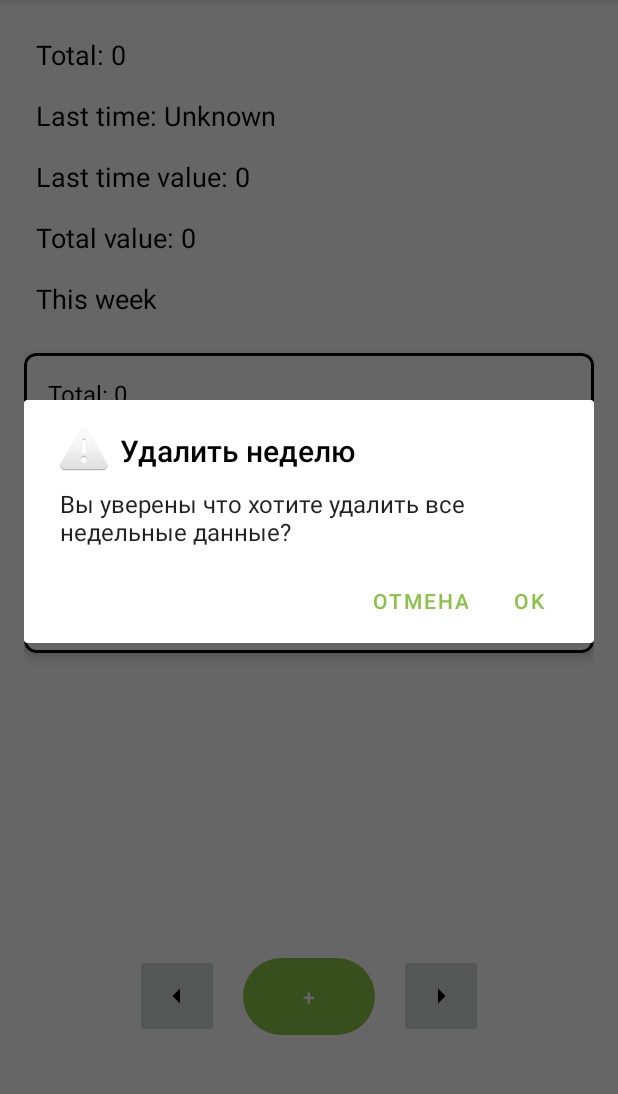
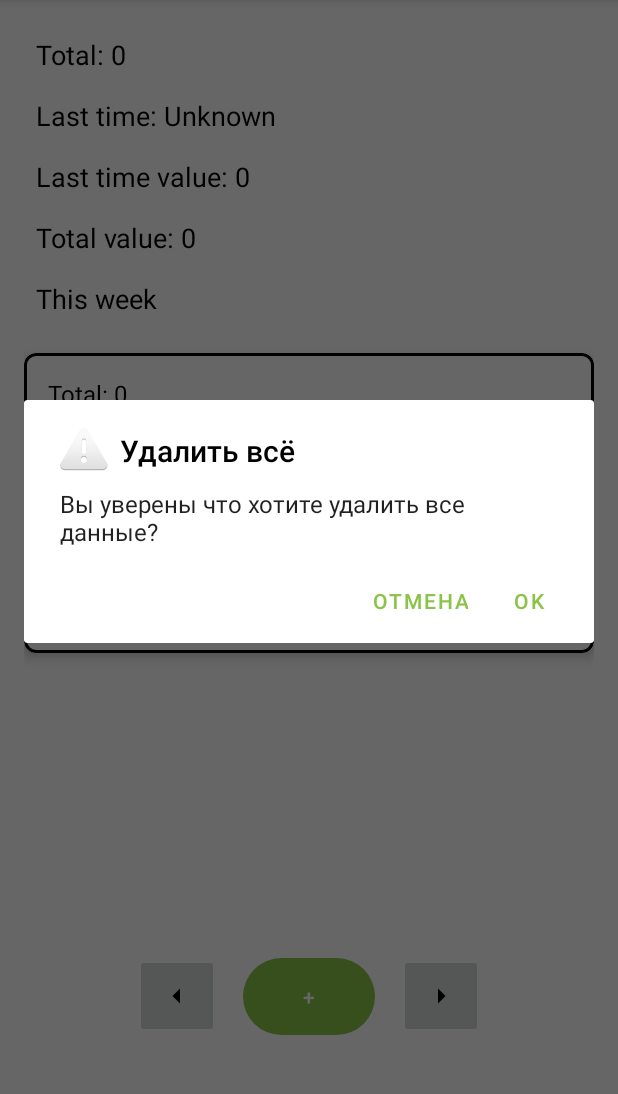
Before and after one commit to nikFinogenov/AlcoApp, an Android app: the screen it shows after launch (MainActivity), in the options menu, after a tap on "Delete", on a phone screen of 412 x 824 dp, the part 96-1190 px from its top. Run offline under Robolectric (Android 15) with nearby library versions, the phone set to English and light mode, and no system bars; 1 statement that could not run was skipped.

Commit message:
release 1.0.06

```diff
--- a/app/src/main/java/com/example/iamnotalcoholic/AddPage.java
+++ b/app/src/main/java/com/example/iamnotalcoholic/AddPage.java
@@ -56,7 +56,7 @@ public class AddPage extends AppCompatActivity {
                     // Обновляем выбранную дату в TextView
                     date = String.format("%04d-%02d-%02d",
                             selectedYear,
-                            selectedMonth,
+                            selectedMonth + 1,
                             selectedDayOfMonth);
                     String selectedDate = "  " + selectedDayOfMonth + "." + (selectedMonth + 1) + "." + selectedYear;
                     dateTextView.setText(selectedDate);
--- a/app/src/main/java/com/example/iamnotalcoholic/CustomDialogFragment.java
+++ b/app/src/main/java/com/example/iamnotalcoholic/CustomDialogFragment.java
@@ -37,9 +37,9 @@ public class CustomDialogFragment extends DialogFragment {
 
         AlertDialog.Builder builder=new AlertDialog.Builder(getActivity());
         return builder
-                .setTitle("Удалить неделю")
+                .setTitle("Удалить всё")
                 .setIcon(android.R.drawable.ic_dialog_alert)
-                .setMessage("Вы уверены что хотите удалить все недельные данные?")
+                .setMessage("Вы уверены что хотите удалить все данные?")
                 .setPositiveButton("OK", onOK())
                 .setNegativeButton("Отмена", null)
                 .create();
```
